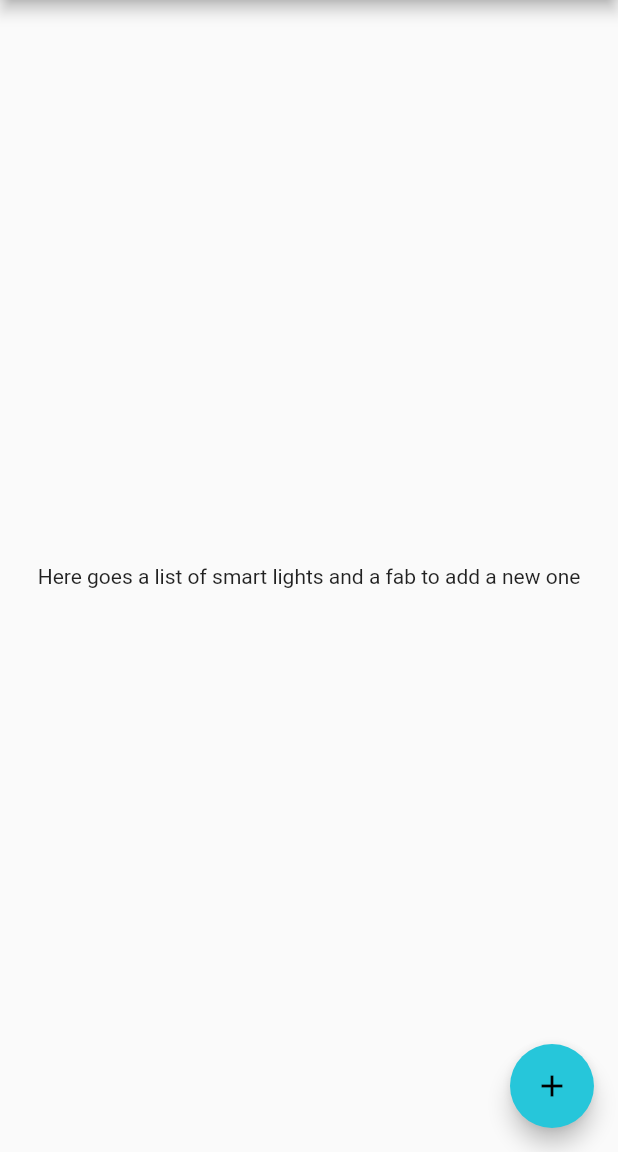
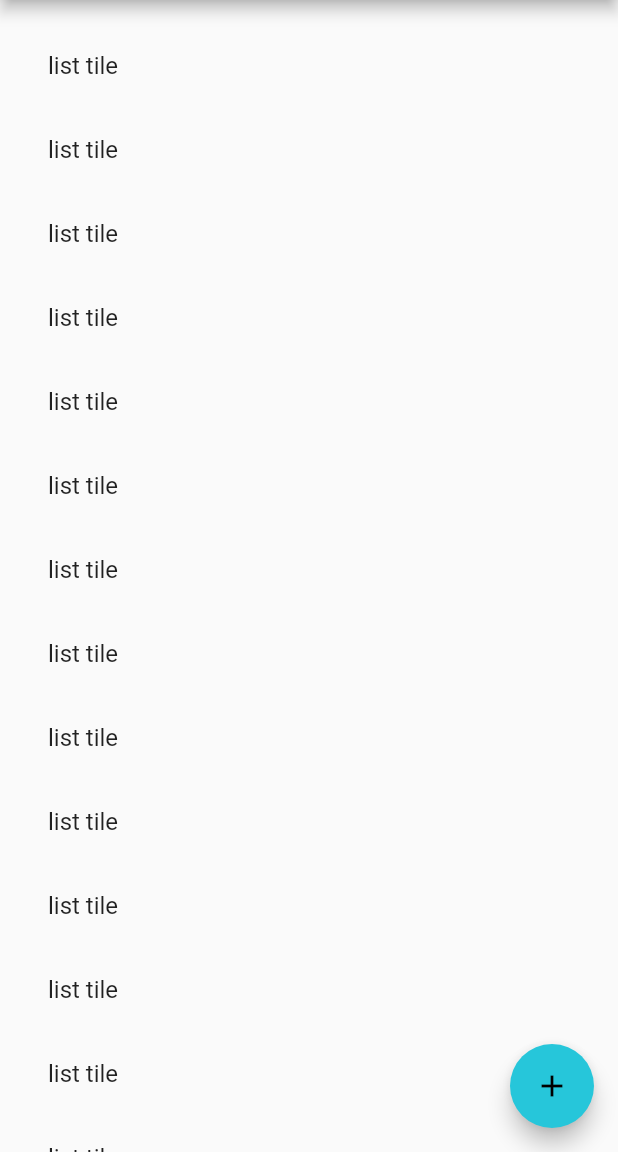
Before and after one commit to LucPrestin/SmartHomeControl, a Flutter app: the screen it shows after launch, on a phone screen of 412 x 824 dp, the part 84-1236 px from its top. Run offline on Flutter 3.47's test engine with Material 2 defaults, Android fonts, the light colour scheme and no system bars; our stand-ins replace flutter_colorpicker, sqflite; accounts and stored records are empty.

Commit message:
add dummy light list item and list view

```diff
--- /dev/null
+++ b/lib/views/components/light_list_item.dart
@@ -0,0 +1,13 @@
+import 'package:flutter/material.dart';
+
+class LightListItem extends StatefulWidget {
+  @override
+  State<StatefulWidget> createState() => _LightListItemState();
+}
+
+class _LightListItemState extends State<LightListItem> {
+  @override
+  Widget build(BuildContext context) {
+    return const ListTile(title: Text('list tile'));
+  }
+}
--- a/lib/views/pages/light_list_page.dart
+++ b/lib/views/pages/light_list_page.dart
@@ -1,6 +1,7 @@
 import 'package:flutter/material.dart';
 
 import 'package:smart_home_control/routes/routes.dart';
+import 'package:smart_home_control/views/components/light_list_item.dart';
 import 'package:smart_home_control/views/components/navigation_drawer.dart';
 
 class LightListPage extends StatefulWidget {
@@ -17,9 +18,13 @@ class _LightListPageState extends State<LightListPage> {
       appBar: AppBar(
         title: const Text('Lights'),
       ),
-      body: const Center(
-          child: Text(
-              'Here goes a list of smart lights and a fab to add a new one')),
+      body: ListView.builder(
+          padding: const EdgeInsets.all(16.0),
+          shrinkWrap: false,
+          itemCount: 40,
+          itemBuilder: (BuildContext context, int index) {
+            return LightListItem();
+          }),
       drawer: const NavigationDrawer(),
       floatingActionButton: FloatingActionButton(
         onPressed: () => Navigator.pushNamed(context, Routes.lightsNew),
```
